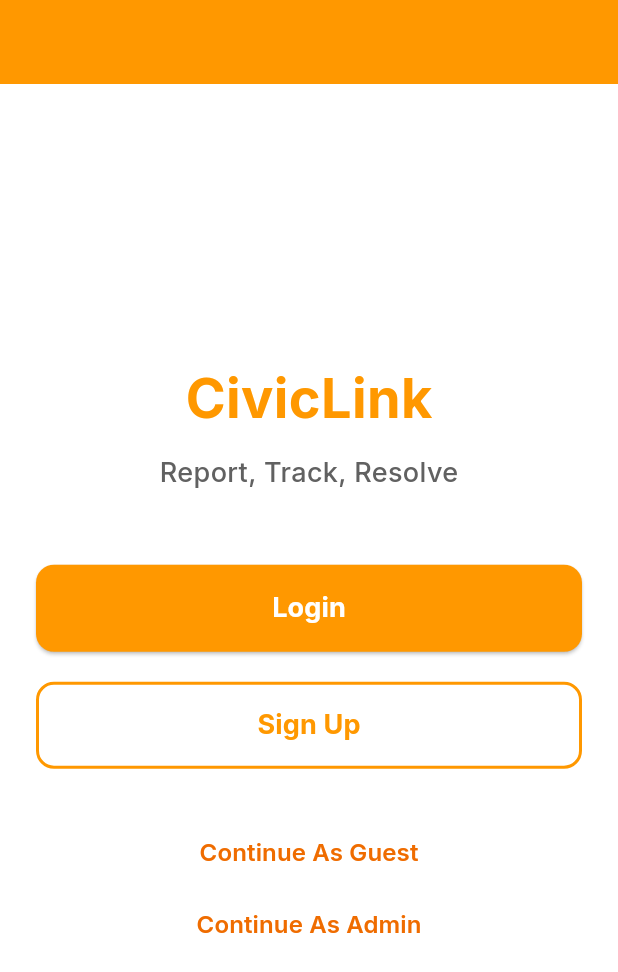
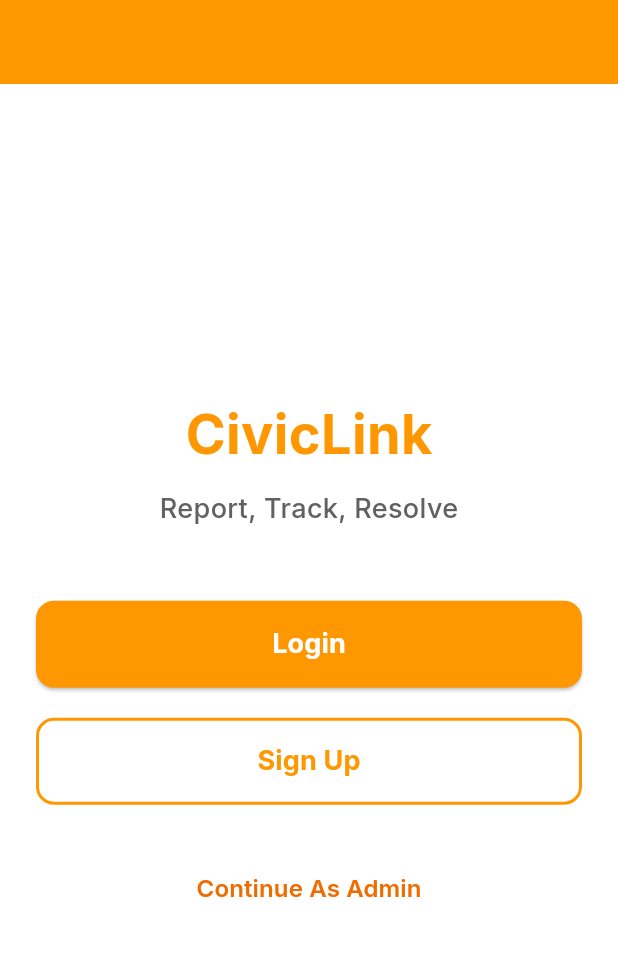
Before and after one commit to ChrisKamanzi/CivicLink, a Flutter app: the screen it shows after launch, on a phone screen of 412 x 824 dp. Shown: the top 972 px of the screen. Run offline on Flutter 3.47's test engine with Material 3 defaults, Android fonts, the phone set to English and light mode, and no system bars; our stand-ins replace cloud_firestore, firebase_auth, firebase_core, flutter_riverpod, go_router, google_fonts; accounts and stored records are empty; generated files the repository leaves out were written again.

Commit message:
Final touches

```diff
--- a/lib/Home/WelcomePage.dart
+++ b/lib/Home/WelcomePage.dart
@@ -86,17 +86,6 @@ class WelcomePage extends StatelessWidget {
               ),
             ),
             SizedBox(height: 32),
-            TextButton(
-              onPressed: () => context.push('/homepage'),
-              child: Text(
-                'Continue As Guest',
-                style: GoogleFonts.inter(
-                  fontSize: 16,
-                  fontWeight: FontWeight.w600,
-                  color: primaryColor.shade800,
-                ),
-              ),
-            ),
 
             TextButton(
               onPressed: () => context.push('/Admin'),
--- a/lib/widgets/Drawer.dart
+++ b/lib/widgets/Drawer.dart
@@ -16,7 +16,7 @@ class Drawerr extends ConsumerWidget {
         child: Column(
           children: [
             TextButton(
-              onPressed: () => context.push('/homepage'),
+              onPressed: () => context.push('/Agencies'),
               child: Text(
                 'Rwandan Ministries',
                 style: GoogleFonts.inter(
@@ -28,7 +28,6 @@ class Drawerr extends ConsumerWidget {
                 ),
               ),
             ),
-
             SizedBox(height: 30),
             TextButton(
               onPressed: () async {
```
Also changed, not shown: lib/Introduction/splashScreen.dart (deleted, +0 -10 lines).
